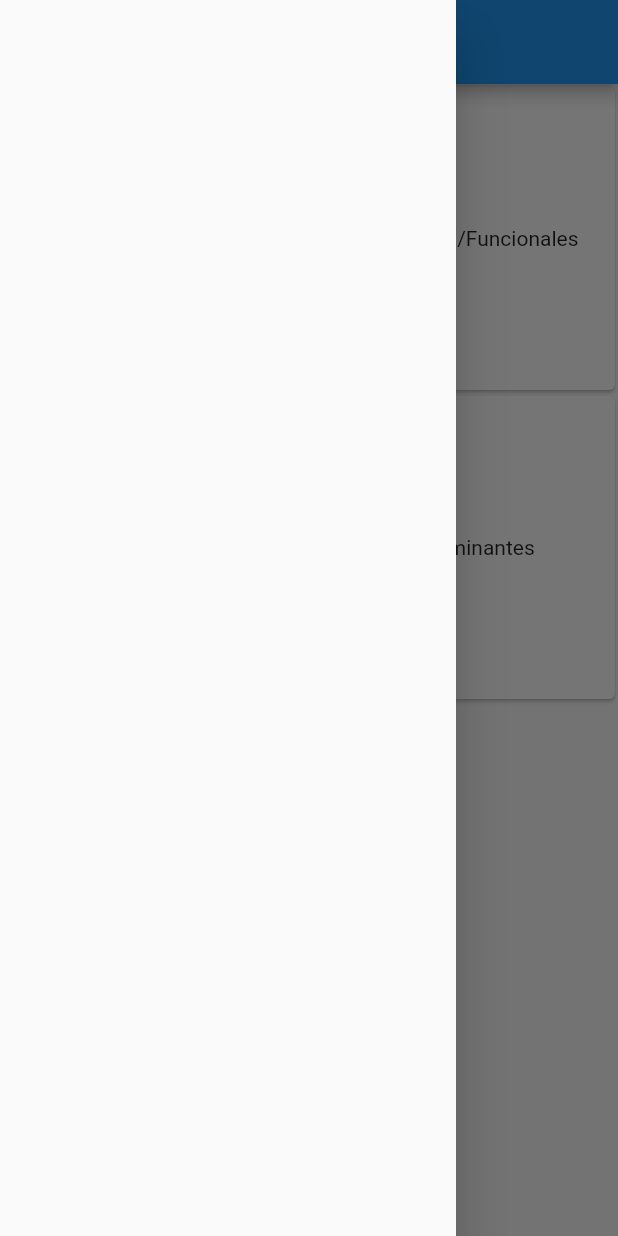
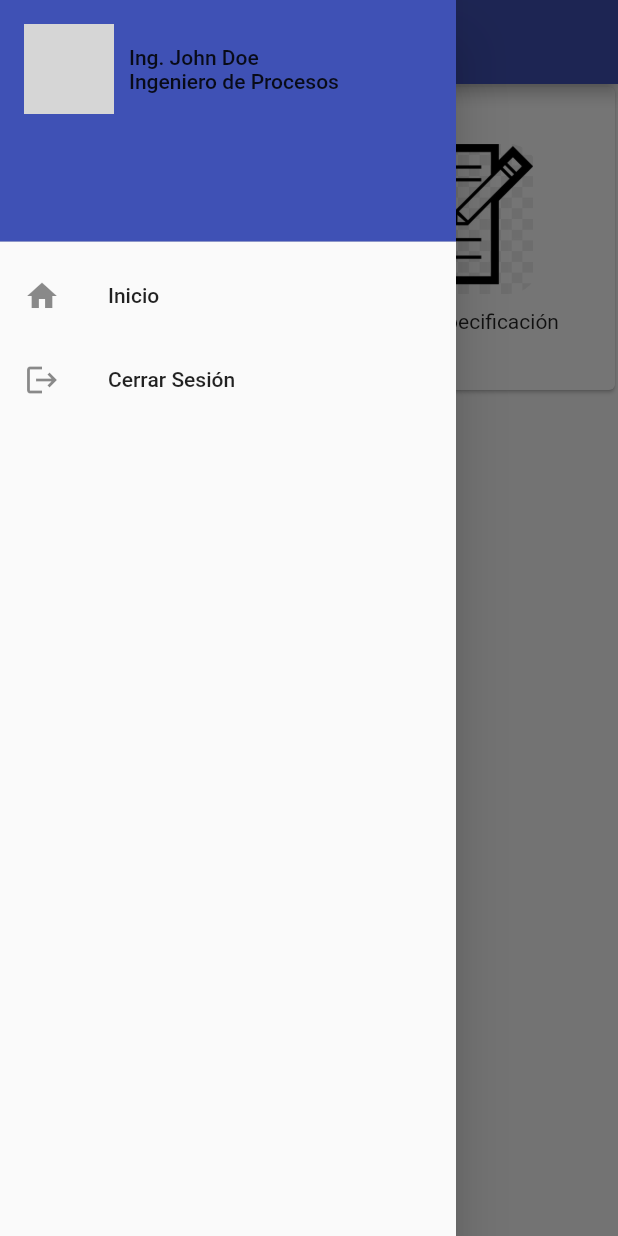
Before and after one commit to Seerendo/RDL-App, a Flutter app: the screen it shows after launch, with the side drawer open, on a phone screen of 412 x 824 dp. Run offline on Flutter 3.47's test engine with Material 2 defaults, Android fonts, the phone set to English and light mode, and no system bars; network calls fail; grey boxes are pictures that could not be loaded.

Commit message:
Cambios en el home y drawer, carga de assets en el .yaml

```diff
--- a/lib/components/drawer_component.dart
+++ b/lib/components/drawer_component.dart
@@ -5,6 +5,73 @@ class DrawerComponent extends StatelessWidget {
 
   @override
   Widget build(BuildContext context) {
-    return Drawer();
+    final size = MediaQuery.of(context).size;
+    return Drawer(
+      child: ListView(
+        padding: EdgeInsets.zero,
+        children: [
+          DrawerHeader(
+              decoration: const BoxDecoration(color: Colors.indigo),
+              child: Column(
+                children: [
+                  Row(
+                    /* crossAxisAlignment: CrossAxisAlignment.start, */
+                    children: [
+                      ClipRRect(
+                        borderRadius: BorderRadius.circular(20),
+                        // ignore: sized_box_for_whitespace
+                        child: Container(
+                          width: 60,
+                          height: 60,
+                          child: const FadeInImage(
+                              placeholder: NetworkImage(
+                                  'https://cdn.shopify.com/s/files/1/1006/4778/t/18/assets/loading.gif?v=157493769327766696621656006891'),
+                              image: NetworkImage(
+                                  'https://www.famousbirthdays.com/headshots/john-duchac-9.jpg')),
+                        ),
+                      ),
+                      const SizedBox(
+                        width: 10,
+                      ),
+                      // ignore: avoid_unnecessary_containers
+                      Container(
+                        child: ConstrainedBox(
+                          constraints:
+                              BoxConstraints(maxWidth: size.width * 0.42),
+                          child: Column(
+                            crossAxisAlignment: CrossAxisAlignment.start,
+                            mainAxisAlignment: MainAxisAlignment.center,
+                            children: const [
+                              Text(
+                                'Ing. John Doe',
+                                overflow: TextOverflow.ellipsis,
+                                maxLines: 2,
+                                textAlign: TextAlign.justify,
+                              ),
+                              Text(
+                                'Ingeniero de Procesos',
+                                overflow: TextOverflow.ellipsis,
+                                maxLines: 2,
+                                textAlign: TextAlign.justify,
+                              ),
+                            ],
+                          ),
+                        ),
+                      )
+                    ],
+                  ),
+                ],
+              )),
+          const ListTile(
+            leading: Icon(Icons.home),
+            title: Text('Inicio'),
+          ),
+          const ListTile(
+            leading: Icon(Icons.logout),
+            title: Text('Cerrar Sesión'),
+          ),
+        ],
+      ),
+    );
   }
 }
--- a/lib/main.dart
+++ b/lib/main.dart
@@ -15,6 +15,7 @@ class MyApp extends StatelessWidget {
         title: 'Flutter Demo',
         theme: ThemeData(
           primarySwatch: Colors.blue,
+          appBarTheme: const AppBarTheme(color: Colors.indigo),
         ),
         home: HomeView());
   }
--- a/lib/views/home_view.dart
+++ b/lib/views/home_view.dart
@@ -23,12 +23,45 @@ class _GridWidget extends StatelessWidget {
       gridDelegate: const SliverGridDelegateWithFixedCrossAxisCount(
         crossAxisCount: 2,
       ),
-      children: const [
-        _CardWidget(widgetInput: Center(child: Text('Físico Químicas'))),
+      children: [
         _CardWidget(
-            widgetInput: Center(child: Text('Sensoriales/Funcionales'))),
-        _CardWidget(widgetInput: Center(child: Text('Microbiológicos'))),
-        _CardWidget(widgetInput: Center(child: Text('Contaminantes'))),
+            widgetInput: Column(
+          mainAxisAlignment: MainAxisAlignment.center,
+          children: [
+            ClipRRect(
+              borderRadius: BorderRadius.circular(20),
+              child: const FadeInImage(
+                placeholder: AssetImage('assets/loading.gif'),
+                image: AssetImage('assets/visualizar.png'),
+                height: 100,
+                width: 100,
+              ),
+            ),
+            const SizedBox(
+              height: 10,
+            ),
+            const Center(child: Text('Especificaciones')),
+          ],
+        )),
+        _CardWidget(
+            widgetInput: Column(
+          mainAxisAlignment: MainAxisAlignment.center,
+          children: [
+            ClipRRect(
+              borderRadius: BorderRadius.circular(20),
+              child: const FadeInImage(
+                placeholder: AssetImage('assets/loading.gif'),
+                image: AssetImage('assets/crear.png'),
+                height: 100,
+                width: 100,
+              ),
+            ),
+            const SizedBox(
+              height: 10,
+            ),
+            const Center(child: Text('Crear Especificación')),
+          ],
+        )),
       ],
     );
   }
--- a/pubspec.yaml
+++ b/pubspec.yaml
@@ -59,7 +59,8 @@ flutter:
   uses-material-design: true
 
   # To add assets to your application, add an assets section, like this:
-  # assets:
+  assets:
+    - assets/
   #   - images/a_dot_burr.jpeg
   #   - images/a_dot_ham.jpeg
 
```
Also changed, not shown: assets/crear.png (added), assets/loading.gif (added), assets/visualizar.png (added).
